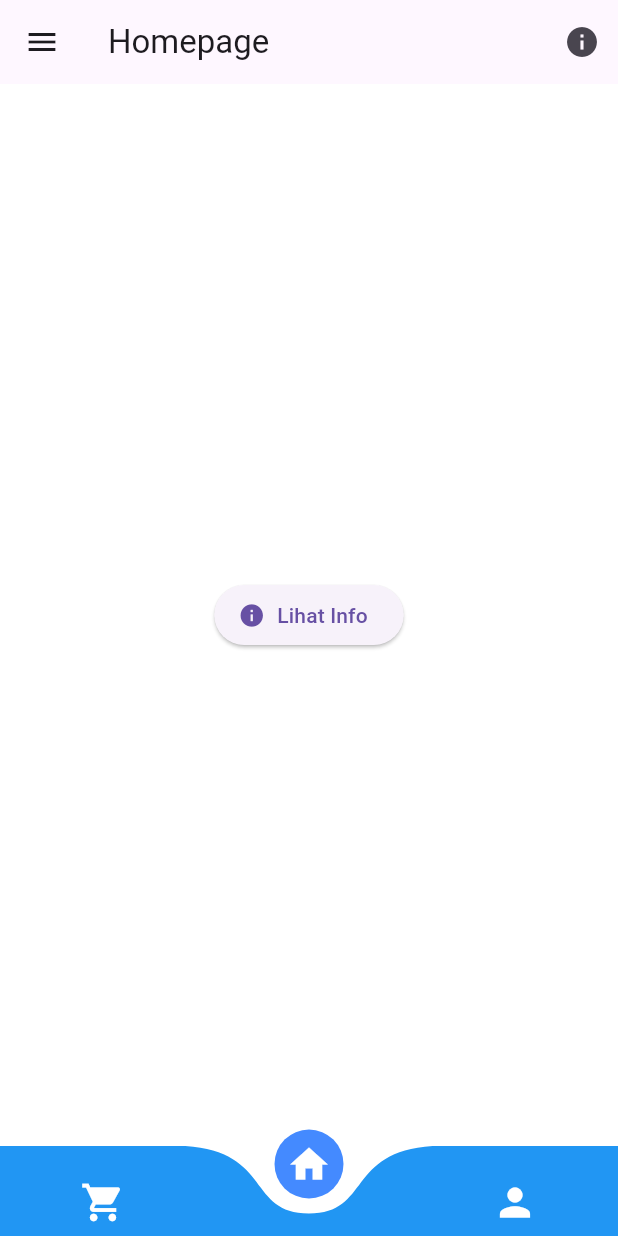
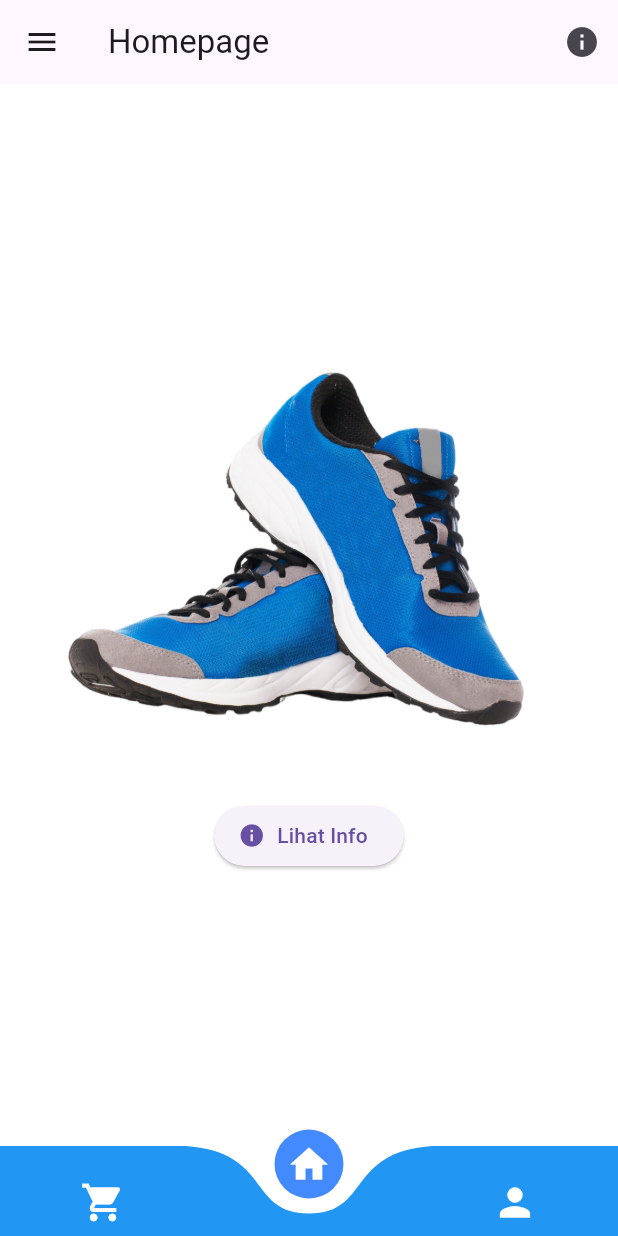
Before and after one commit to Wibiemahardhika22/hands-on-project-mikti, a Flutter app: the screen it shows after launch, on a phone screen of 412 x 824 dp. Run offline on Flutter 3.47's test engine with Material 3 defaults, Android fonts, the phone set to English and light mode, and no system bars; drawn by our look-alikes of curved_navigation_bar.

```diff
--- a/lib/pages/home_page.dart
+++ b/lib/pages/home_page.dart
@@ -1,3 +1,4 @@
+import 'package:easymart/pages/detail_gambar.dart';
 import 'package:flutter/material.dart';
 
 import 'package:easymart/pages/info_page.dart';
@@ -24,6 +25,16 @@ class HomePage extends StatelessWidget {
         child: Column(
           mainAxisAlignment: MainAxisAlignment.center,
           children: [
+            InkWell(
+              onTap: () {
+                Navigator.push(context,
+                    MaterialPageRoute(builder: (context) => const DetailGambar()));
+              },
+              child: Hero(
+                tag: "image_animation",
+                child: Image.asset("assets/sepatu1.png", width: 350),
+              ),
+            ),
             ElevatedButton.icon(
               onPressed: () {
                 showDialog(
@@ -75,8 +86,8 @@ class HomePage extends StatelessWidget {
               ),
             ),
             ListTile(
-              leading: Icon(Icons.exit_to_app),
-              title: Text("Logout"),
+              leading: const Icon(Icons.exit_to_app),
+              title: const Text("Logout"),
               onTap: () {
                 // Tambahkan fungsi logout di sini
               },
--- a/pubspec.yaml
+++ b/pubspec.yaml
@@ -40,8 +40,8 @@ flutter:
   uses-material-design: true
 
   # To add assets to your application, add an assets section, like this:
-  # assets:
-  #   - images/a_dot_burr.jpeg
+  assets:
+    - assets/
   #   - images/a_dot_ham.jpeg
 
   # An image asset can refer to one or more resolution-specific "variants", see
```
Also changed, not shown: lib/pages/detail_gambar.dart (added, +22 -0 lines), assets/sepatu1.png (added).
